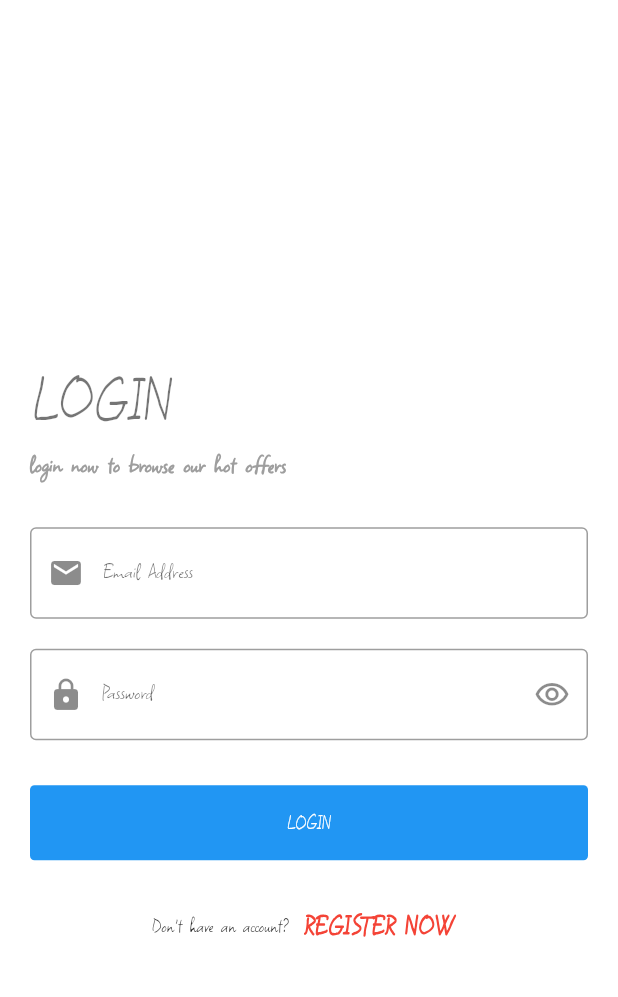
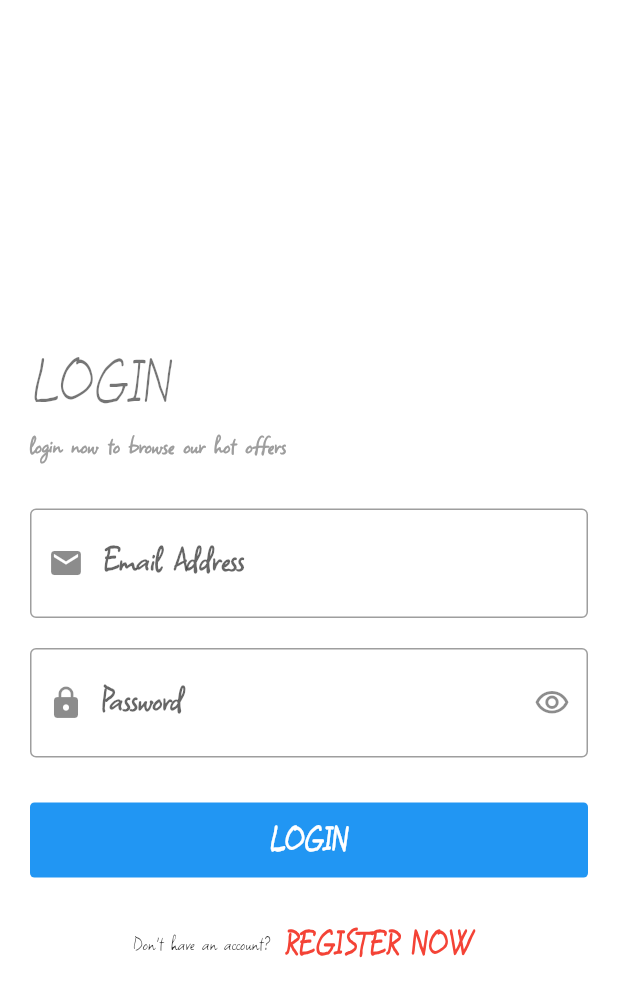
Before and after one commit to mahmoudmohamed74/E-shop, a Flutter app: the screen it shows after launch, after a tap on the "arrow forward ios" icon, after a tap on "SKIP", on a phone screen of 412 x 824 dp. Shown: the top 997 px of the screen. Run offline on Flutter 3.47's test engine with Material 2 defaults, Android fonts, the phone set to English and light mode, and no system bars; our stand-ins replace bloc, carousel_slider, conditional_builder_null_safety, dio, flutter_bloc, fluttertoast and 3 more; accounts and stored records are empty; network calls fail.

Commit message:
final commit

```diff
--- a/lib/shared/components/components.dart
+++ b/lib/shared/components/components.dart
@@ -25,6 +25,8 @@ Widget defaultButton({
           isUpperCase ? text.toUpperCase() : text,
           style: TextStyle(
             color: Colors.white,
+            fontSize: 25,
+            fontWeight: FontWeight.bold,
           ),
         ),
       ),
@@ -50,11 +52,13 @@ Widget defaultFormField({
 }) =>
     TextFormField(
       controller: controller,
+      style: TextStyle(fontSize: 25, fontWeight: FontWeight.bold),
       keyboardType: type,
       onFieldSubmitted: (value) => onFieldSubmitted,
       onChanged: (value) => onChanged,
       decoration: InputDecoration(
         labelText: label,
+        labelStyle: TextStyle(fontSize: 25, fontWeight: FontWeight.bold),
         prefixIcon: Icon(
           prefix,
         ),
@@ -86,7 +90,7 @@ Widget defaultTextButton({
         text.toUpperCase(),
         style: TextStyle(
           fontWeight: FontWeight.bold,
-          fontSize: 20,
+          fontSize: 25,
         ),
       ),
     );
```
Also changed, not shown: pubspec.lock (added).
